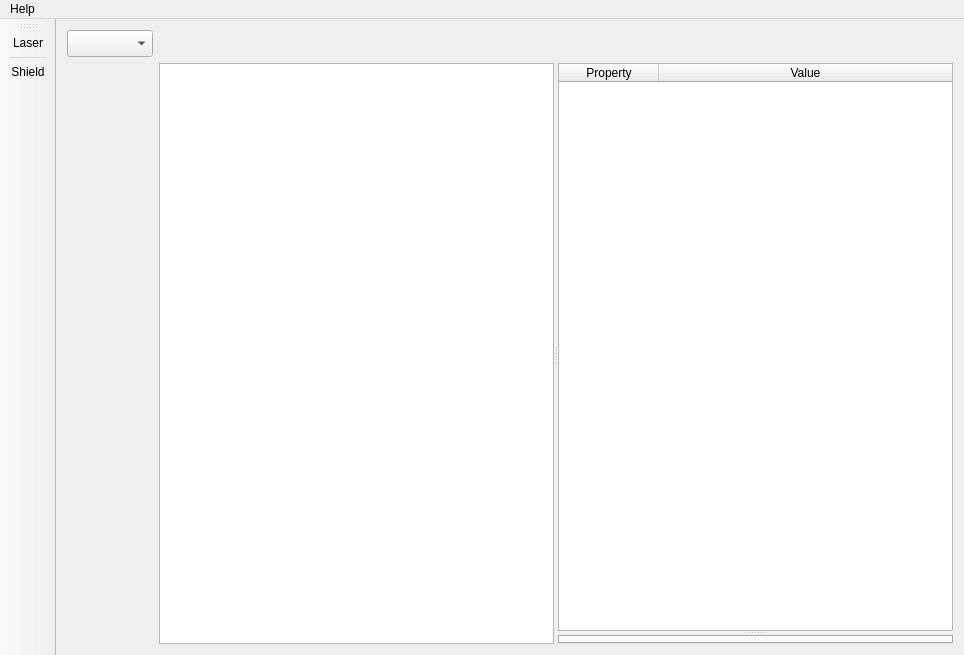
This is ui/mainwindow.ui in iminchenko/opticalexperiment as Qt 5 draws it before an edit. The edited form follows.
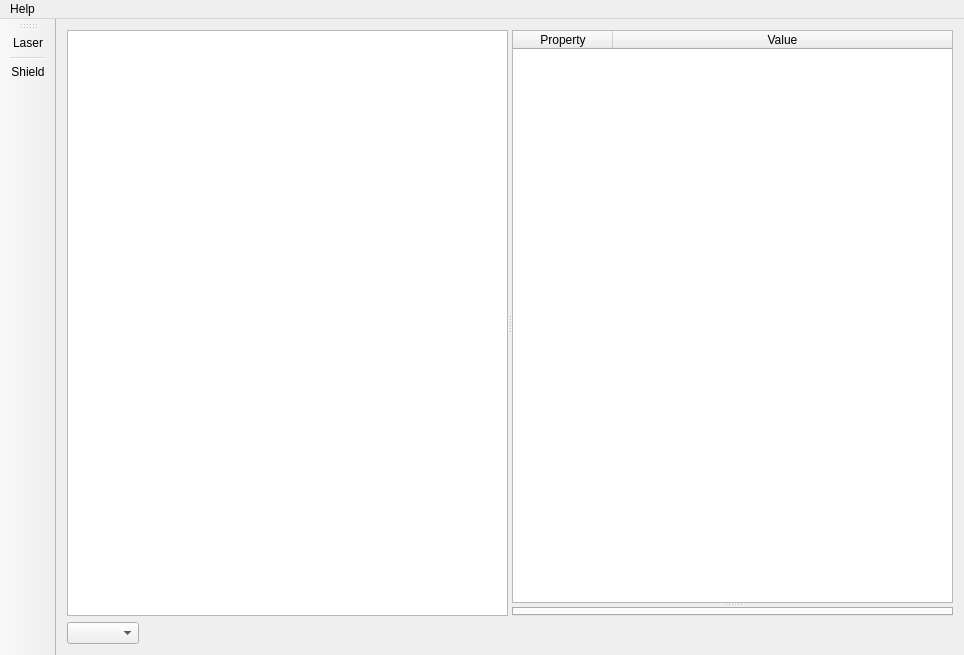
This is the edited form. Icons and pictures are not drawn. Custom widgets are drawn as their Qt base class.

Commit message: Some updates: - some redisign; - added new simulation mode (random location of beam-sources).

The edit to the form file:
```diff
--- a/ui/mainwindow.ui
+++ b/ui/mainwindow.ui
@@ -14,45 +14,28 @@
    <string>Optical Constructor</string>
   </property>
   <widget class="QWidget" name="centralWidget">
-   <layout class="QGridLayout" name="gridLayout">
-    <item row="2" column="0">
-     <widget class="QComboBox" name="cbMode">
-      <property name="font">
-       <font>
-        <pointsize>12</pointsize>
-       </font>
-      </property>
-      <property name="editable">
-       <bool>false</bool>
-      </property>
-      <property name="currentIndex">
-       <number>-1</number>
-      </property>
-      <property name="duplicatesEnabled">
-       <bool>false</bool>
-      </property>
-      <property name="frame">
-       <bool>true</bool>
-      </property>
-     </widget>
-    </item>
-    <item row="2" column="1">
+   <layout class="QGridLayout" name="gridLayout" rowstretch="0,0,12,0,0,0">
+    <item row="4" column="0">
+     <layout class="QHBoxLayout" name="horizontalLayout_2">
+      <item>
+       <widget class="QComboBox" name="cbMode"/>
+      </item>
+      <item>
      <spacer name="horizontalSpacer">
       <property name="orientation">
        <enum>Qt::Horizontal</enum>
       </property>
-      <property name="sizeType">
-       <enum>QSizePolicy::Expanding</enum>
-      </property>
       <property name="sizeHint" stdset="0">
        <size>
-        <width>423</width>
-        <height>20</height>
+          <width>1</width>
+          <height>1</height>
        </size>
       </property>
      </spacer>
     </item>
-    <item row="3" column="1">
+     </layout>
+    </item>
+    <item row="2" column="0">
      <widget class="QSplitter" name="splitter">
       <property name="orientation">
        <enum>Qt::Horizontal</enum>
```
Lines whose indentation alone changed are shown as unchanged. The commit also changes 4 other files.
